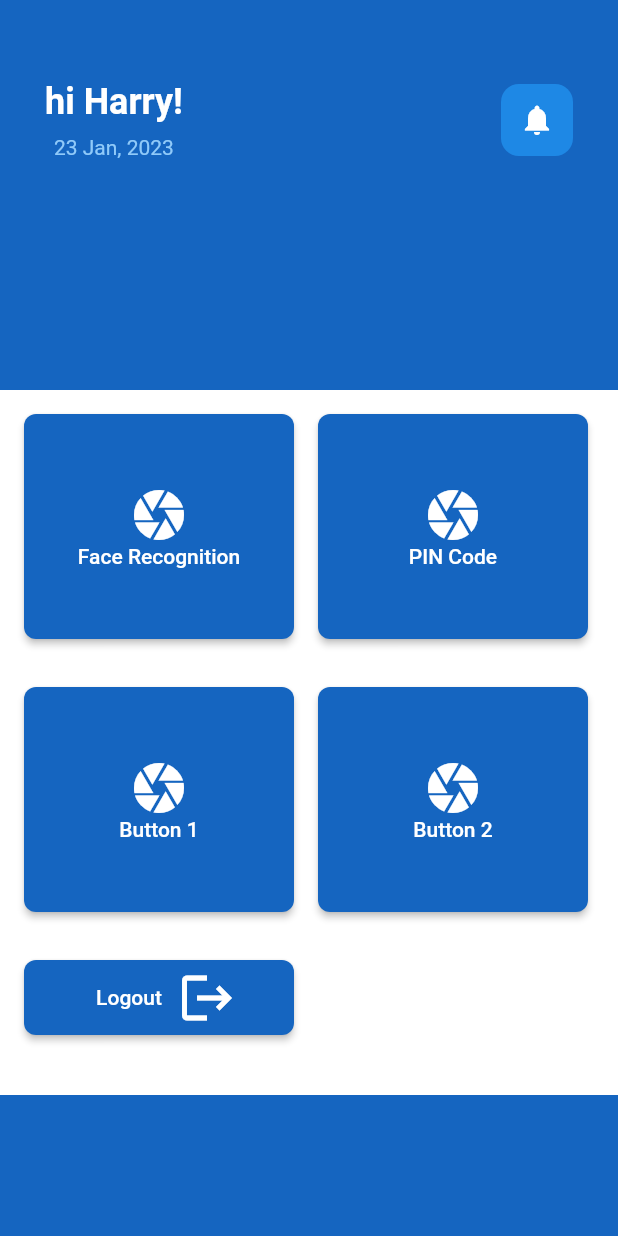
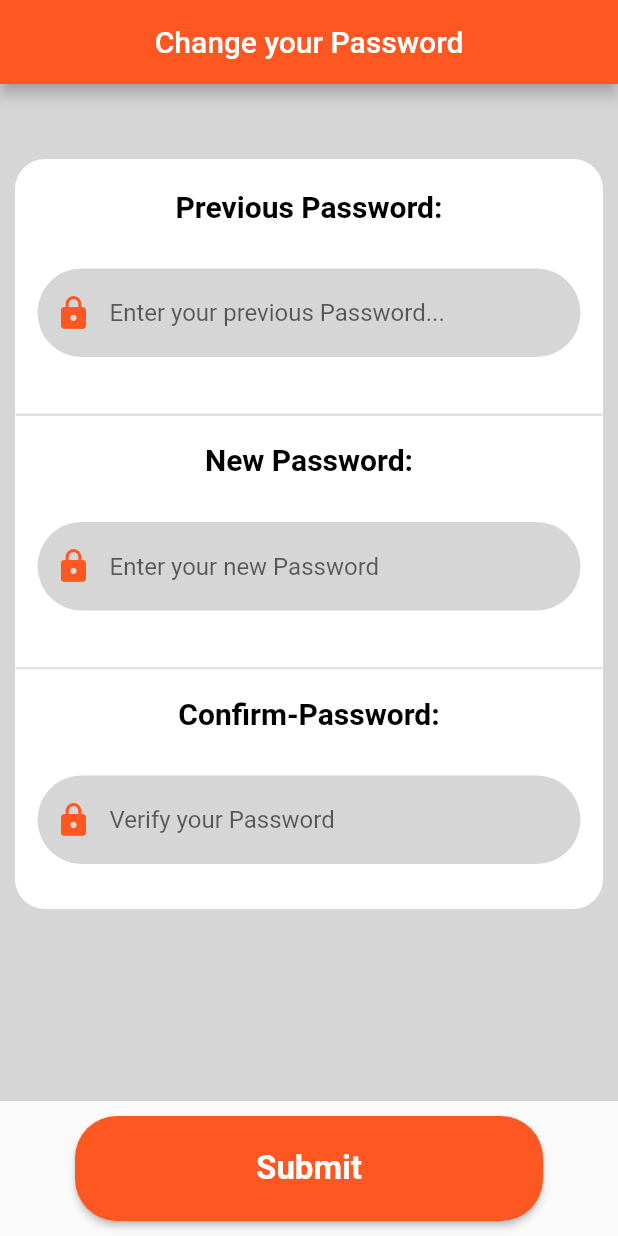
Before and after one commit to prasnaaryal/intruderdetection, a Flutter app: the screen it shows after launch, on a phone screen of 412 x 824 dp. Run offline on Flutter 3.47's test engine with Material 2 defaults, Android fonts, the light colour scheme and no system bars; our stand-ins replace cloud_firestore, firebase_auth; missing offline and left inert: password_field_validator; accounts and stored records are empty.

Commit message:
changepin

```diff
--- /dev/null
+++ b/lib/Screens/changepin.dart
@@ -0,0 +1,431 @@
+import 'package:flutter/cupertino.dart';
+import 'package:flutter/material.dart';
+import 'package:password_field_validator/password_field_validator.dart';
+
+class ChangePasswordScreen extends StatefulWidget {
+  const ChangePasswordScreen({Key? key}) : super(key: key);
+
+  @override
+  State<ChangePasswordScreen> createState() => _ChangePasswordScreen();
+}
+
+class _ChangePasswordScreen extends State<ChangePasswordScreen> {
+  Widget divider() {
+    return Padding(
+      padding: const EdgeInsets.all(0.5),
+      child: Divider(
+        thickness: 1.5,
+      ),
+    );
+  }
+
+  TextEditingController passwordController = TextEditingController();
+  TextEditingController newpasswordController = TextEditingController();
+  TextEditingController confirmnewpasswordController = TextEditingController();
+
+  @override
+  Widget build(BuildContext context) {
+    return Scaffold(
+      appBar: AppBar(
+        centerTitle: true,
+        title: Text('Change your Password'),
+        backgroundColor: Colors.deepOrange,
+      ),
+      body: Container(
+        color: Color(0xFFD6D6D6),
+        child: ListView(
+          children: [
+            colorTiles(),
+          ],
+        ),
+      ),
+      bottomNavigationBar: SubmitButtons(),
+    );
+  }
+
+  Widget colorTiles() {
+    return Padding(
+      padding: const EdgeInsets.symmetric(horizontal: 10, vertical: 50),
+      child: Container(
+        decoration: BoxDecoration(
+          color: Colors.white,
+          borderRadius: BorderRadius.circular(20),
+        ),
+        child: Column(
+          children: [
+            Container(
+              padding: EdgeInsets.only(top: 20),
+              child: Column(
+                children: <Widget>[
+                  Text(
+                    "Previous Password:",
+                    style: TextStyle(
+                      fontSize: 20,
+                      fontWeight: FontWeight.bold,
+                      color: Colors.black,
+                    ),
+                  ),
+                  Padding(
+                    padding: const EdgeInsets.symmetric(
+                        horizontal: 15, vertical: 30),
+                    child: TextFormField(
+                        controller: passwordController,
+                        obscureText: true,
+                        validator: (value) {
+                          if (value != null || value!.isEmpty) {
+                            final bool isValid = PasswordFieldValidator(
+                                minLength: 6,
+                                uppercaseCharCount: 1,
+                                lowercaseCharCount: 1,
+                                numericCharCount: 1,
+                                specialCharCount: 1,
+                                defaultColor: Colors.black54,
+                                successColor: Colors.blue,
+                                failureColor: Colors.red,
+                                controller: passwordController) as bool;
+                            // .validate(passwordController.text.trim());
+                            if (!isValid) {
+                              return "Invalid Password";
+                            }
+                          }
+                        },
+                        keyboardType: TextInputType.emailAddress,
+                        cursorColor: Colors.deepOrange,
+                        cursorHeight: 25,
+                        decoration: InputDecoration(
+                          filled: true,
+                          fillColor: Colors.grey[350],
+                          prefixIcon: Icon(
+                            Icons.lock,
+                            color: Colors.deepOrange,
+                            size: 25,
+                          ),
+                          hintText: "Enter your previous Password...",
+                          border: OutlineInputBorder(
+                              borderRadius: BorderRadius.circular(30),
+                              borderSide: BorderSide.none),
+                          focusedBorder: OutlineInputBorder(
+                              borderRadius: BorderRadius.circular(30),
+                              borderSide: BorderSide(color: Colors.black38)),
+                        )),
+                  ),
+                ],
+              ),
+            ),
+            divider(),
+            Container(
+              padding: EdgeInsets.only(top: 10),
+              child: Column(
+                children: <Widget>[
+                  Text(
+                    "New Password:",
+                    style: TextStyle(
+                      fontSize: 20,
+                      fontWeight: FontWeight.bold,
+                      color: Colors.black,
+                    ),
+                  ),
+                  Padding(
+                    padding: const EdgeInsets.symmetric(
+                        horizontal: 15, vertical: 30),
+                    child: TextFormField(
+                        controller: newpasswordController,
+                        obscureText: true,
+                        validator: (value) {
+                          if (value != null || value!.isEmpty) {
+                            final bool isValid = PasswordFieldValidator(
+                                minLength: 6,
+                                uppercaseCharCount: 1,
+                                lowercaseCharCount: 1,
+                                numericCharCount: 1,
+                                specialCharCount: 1,
+                                defaultColor: Colors.black54,
+                                successColor: Colors.blue,
+                                failureColor: Colors.red,
+                                controller: newpasswordController) as bool;
+                            // .validate(passwordController.text.trim());
+                            if (!isValid) {
+                              return "Invalid Password";
+                            }
+                          }
+                        },
+                        keyboardType: TextInputType.emailAddress,
+                        cursorColor: Colors.deepOrange,
+                        cursorHeight: 25,
+                        decoration: InputDecoration(
+                          filled: true,
+                          fillColor: Colors.grey[350],
+                          prefixIcon: Icon(
+                            Icons.lock,
+                            color: Colors.deepOrange,
+                            size: 25,
+                          ),
+                          hintText: "Enter your new Password",
+                          border: OutlineInputBorder(
+                              borderRadius: BorderRadius.circular(30),
+                              borderSide: BorderSide.none),
+                          focusedBorder: OutlineInputBorder(
+                              borderRadius: BorderRadius.circular(30),
+                              borderSide: BorderSide(color: Colors.black38)),
+                        )),
+                  ),
+                ],
+              ),
+            ),
+            divider(),
+            Container(
+              padding: EdgeInsets.only(top: 10),
+              child: Column(
+                children: <Widget>[
+                  Text(
+                    "Confirm-Password:",
+                    style: TextStyle(
+                      fontSize: 20,
+                      fontWeight: FontWeight.bold,
+                      color: Colors.black,
+                    ),
+                  ),
+                  Padding(
+                    padding: const EdgeInsets.symmetric(
+                        horizontal: 15, vertical: 30),
+                    child: TextFormField(
+                        controller: confirmnewpasswordController,
+                        obscureText: true,
+                        validator: (value) {
+                          if (value != null || value!.isEmpty) {
+                            final bool isValid = PasswordFieldValidator(
+                                minLength: 6,
+                                uppercaseCharCount: 1,
+                                lowercaseCharCount: 1,
+                                numericCharCount: 1,
+                                specialCharCount: 1,
+                                defaultColor: Colors.black54,
+                                successColor: Colors.blue,
+                                failureColor: Colors.red,
+                                controller: confirmnewpasswordController) as bool;
+                            // .validate(passwordController.text.trim());
+                            if (!isValid) {
+                              return "Invalid Password";
+                            }
+                          }
+                        },
+                        keyboardType: TextInputType.emailAddress,
+                        cursorColor: Colors.deepOrange,
+                        cursorHeight: 25,
+                        decoration: InputDecoration(
+                          filled: true,
+                          fillColor: Colors.grey[350],
+                          prefixIcon: Icon(
+                            Icons.lock,
+                            color: Colors.deepOrange,
+                            size: 25,
+                          ),
+                          hintText: "Verify your Password",
+                          border: OutlineInputBorder(
+                              borderRadius: BorderRadius.circular(30),
+                              borderSide: BorderSide.none),
+                          focusedBorder: OutlineInputBorder(
+                              borderRadius: BorderRadius.circular(30),
+                              borderSide: BorderSide(color: Colors.black38)),
+                        )),
+                  ),
+                ],
+              ),
+            )
+          ],
+        ),
+      ),
+    );
+  }
+
+  Widget SubmitButtons() {
+    return Padding(
+      padding: const EdgeInsets.symmetric(horizontal: 50, vertical: 10),
+      child: SizedBox(
+        width: double.infinity,
+        height: 70,
+        child: ElevatedButton(
+          onPressed: () {
+            // Add your code for logging out here
+          },
+          style: ElevatedButton.styleFrom(
+            primary: Colors.deepOrange,
+            shape: RoundedRectangleBorder(
+              borderRadius: BorderRadius.circular(28),
+            ),
+          ),
+          child: const Text(
+            "Submit",
+            style: TextStyle(
+              fontWeight: FontWeight.bold,
+              fontSize: 22,
+              color: Colors.white,
+            ),
+          ),
+        ),
+      ),
+    );
+  }
+}
+
+// import 'package:flutter/cupertino.dart';
+// import 'package:flutter/material.dart';
+//
+// class ChangePasswordScreen extends StatefulWidget {
+//   const ChangePasswordScreen({Key? key}) : super(key: key);
+//
+//   @override
+//   State<ChangePasswordScreen> createState() => _ChangePasswordScreenState();
+// }
+//
+// class _ChangePasswordScreenState extends State<ChangePasswordScreen> {
+//   TextEditingController currentPassword = new TextEditingController();
+//   TextEditingController newPassword = new TextEditingController();
+//   TextEditingController confirmPassword = new TextEditingController();
+//   bool showPassword = false;
+//   bool checkedValue = true;
+//   @override
+//   Widget build(BuildContext context) {
+//     // var _isVisible = false;
+//     return Scaffold(
+//       appBar: AppBar(
+//         title: Text("Change password"),
+//       ),
+//       body: SingleChildScrollView(
+//         child: Padding(
+//           padding: EdgeInsets.fromLTRB(10, 35, 10, 35),
+//           child: Column(
+//             children: [
+//               Text(
+//                 'Current Password',
+//                 style: TextStyle(
+//                   fontSize: 20,
+//                   fontWeight: FontWeight.normal,
+//                 ),
+//               ),
+//               Padding(
+//                 padding: const EdgeInsets.fromLTRB(0, 0, 0, 35),
+//                 child: Container(
+//                   margin: EdgeInsets.all(10),
+//                   child: TextFormField(
+//                     controller: currentPassword,
+//                     validator: (String? value) {
+//                       if (value == null || value.isEmpty) {
+//                         return "current password is required";
+//                       } else if (value != "currentPassword") {
+//                         return "your current password did not match";
+//                       }
+//                       return null;
+//                     },
+//                     decoration: InputDecoration(
+//                         filled: true,
+//                         fillColor: Colors.grey[350],
+//                         border: OutlineInputBorder(
+//                           borderRadius: BorderRadius.circular(30),
+//                           borderSide: BorderSide.none,
+//                         ),
+//                         prefixIcon: Icon(Icons.lock),
+//                         hintText: "Enter your current password"),
+//                   ),
+//                 ),
+//               ),
+//               Text(
+//                 'New Password',
+//                 style: TextStyle(
+//                   fontSize: 20,
+//                   fontWeight: FontWeight.normal,
+//                 ),
+//               ),
+//               Padding(
+//                 padding: const EdgeInsets.fromLTRB(0, 0, 0, 35.0),
+//                 child: Container(
+//                   margin: EdgeInsets.all(10),
+//                   child: TextFormField(
+//                     controller: newPassword,
+//                     validator: (String? value) {
+//                       if (value == null || value.isEmpty) {
+//                         return "new password is required";
+//                         // } else if (value != "email") {
+//                         //   return "Invalid email";
+//                       }
+//                       return null;
+//                     },
+//                     decoration: InputDecoration(
+//                         filled: true,
+//                         fillColor: Colors.grey[350],
+//                         border: OutlineInputBorder(
+//                           borderRadius: BorderRadius.circular(30),
+//                           borderSide: BorderSide.none,
+//                         ),
+//                         prefixIcon: Icon(Icons.lock),
+//                         hintText: "Enter your new password"),
+//                   ),
+//                 ),
+//               ),
+//               Text(
+//                 'Confirm Password',
+//                 style: TextStyle(
+//                   fontSize: 20,
+//                   fontWeight: FontWeight.normal,
+//                 ),
+//               ),
+//               Padding(
+//                 padding: const EdgeInsets.fromLTRB(0, 0, 0, 35.0),
+//                 child: Container(
+//                   margin: EdgeInsets.all(10),
+//                   child: TextFormField(
+//                     controller: confirmPassword,
+//                     validator: (String? value) {
+//                       if (value == null || value.isEmpty) {
+//                         return "confirm password is required";
+//                       } else if (value != "createPassword") {
+//                         return "confirm password did not match with the created password";
+//                       }
+//                       return null;
+//                     },
+//                     decoration: InputDecoration(
+//                         filled: true,
+//                         fillColor: Colors.grey[350],
+//                         border: OutlineInputBorder(
+//                           borderRadius: BorderRadius.circular(30),
+//                           borderSide: BorderSide.none,
+//                         ),
+//                         prefixIcon: Icon(Icons.lock),
+//                         hintText: "confirm your password"),
+//                   ),
+//                 ),
+//               ),
+//               Padding(
+//                 padding: const EdgeInsets.all(8.0),
+//                 child: Container(
+//                   child: ElevatedButton(
+//                     onPressed: () {
+//                       Text("");
+//                       // Navigator.of(context).push(
+//                       //   MaterialPageRoute(
+//                       //     builder: (BuildContext context) => ProfileScreen(),
+//                       //   ),
+//                       // );
+//                     },
+//                     style: ElevatedButton.styleFrom(
+//                         backgroundColor: Colors.lightBlue,
+//                         fixedSize: const Size(150, 50),
+//                         shape: RoundedRectangleBorder(
+//                             borderRadius: BorderRadius.circular(50))),
+//                     child: Text(
+//                       "Submit",
+//                       style: TextStyle(
+//                         // fontWeight: FontWeight.bold,
+//                         fontSize: 18,
+//                       ),
+//                     ),
+//                   ),
+//                 ),
+//               ),
+//             ],
+//           ),
+//         ),
+//       ),
+//     );
+//   }
+// }
--- a/lib/main.dart
+++ b/lib/main.dart
@@ -1,4 +1,5 @@
 import 'package:flutter/material.dart';
+import 'package:intruderdetection/Screens/changepin.dart';
 import 'package:intruderdetection/Screens/dashboard.dart';
 
 void main() {
@@ -16,7 +17,7 @@ class MyApp extends StatelessWidget {
       theme: ThemeData(
         primarySwatch: Colors.blue,
       ),
-      home: Dashboard(),
+      home: ChangePasswordScreen(),
     );
   }
 }
--- a/pubspec.yaml
+++ b/pubspec.yaml
@@ -43,6 +43,8 @@ dependencies:
   firebase_messaging: ^14.2.1
   firebase_storage: ^11.0.10
   image_picker: ^0.8.6
+  password_field_validator: ^0.0.1
+
     #
   path_provider: ^2.0.11
   provider: ^6.0.5
```
Also changed, not shown: pubspec.lock.
